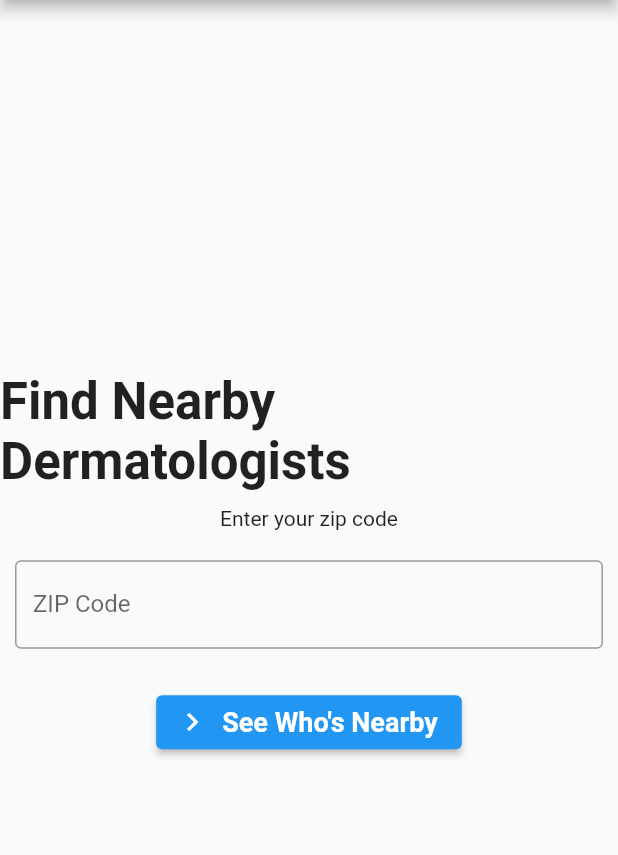
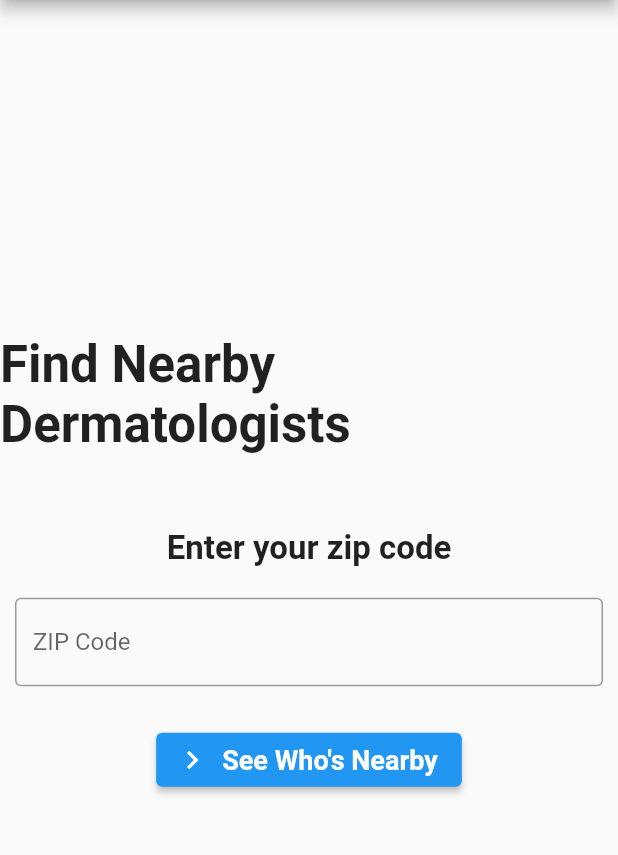
Before and after one commit to Hjfizzlebog2/SS-Skin, a Flutter app: the ZipCodeCollection screen opened directly, on a phone screen of 412 x 824 dp, the part 84-939 px from its top. Run offline on Flutter 3.47's test engine with Material 2 defaults, Android fonts, the phone set to English and light mode, and no system bars; our stand-ins replace cloud_firestore, email_validator, firebase_auth, firebase_core, firebase_storage, image_picker; accounts and stored records are empty.

Commit message:
Small optimizations

```diff
--- a/lib/ZipCodeCollection.dart
+++ b/lib/ZipCodeCollection.dart
@@ -47,9 +47,9 @@ class _ZipCodeCollectionState extends State<ZipCodeCollection> {
         crossAxisAlignment: CrossAxisAlignment.center,
         children: <Widget>[
           Container(
-            alignment: Alignment.center,
+            alignment: Alignment.topCenter,
             child: const Text(
-              'Find Nearby Dermatologists',
+              'Find Nearby Dermatologists\n',
               style: TextStyle(fontWeight: FontWeight.bold, fontSize: 34),
             )
           ),
@@ -57,7 +57,10 @@ class _ZipCodeCollectionState extends State<ZipCodeCollection> {
               alignment: Alignment.center,
               padding: const EdgeInsets.all(10),
               child: const Text(
-                'Enter your zip code'
+                'Enter your zip code',
+                  style: TextStyle(
+                      fontWeight: FontWeight.bold, fontSize: 22
+                  )
               )
           ),
         Container(
--- a/lib/main.dart
+++ b/lib/main.dart
@@ -22,8 +22,6 @@ class MyApp extends StatelessWidget {
 
   @override
   Widget build(BuildContext context) {
-    return const MaterialApp(
-      home: LogInScreen(),
-    );
+    return const MaterialApp(home: LogInScreen(),);
   }
 }
```
Also changed, not shown: lib/GeneratedReport.dart (+20 -20 lines), lib/PhotoSubmission.dart (+6 -1 lines).
